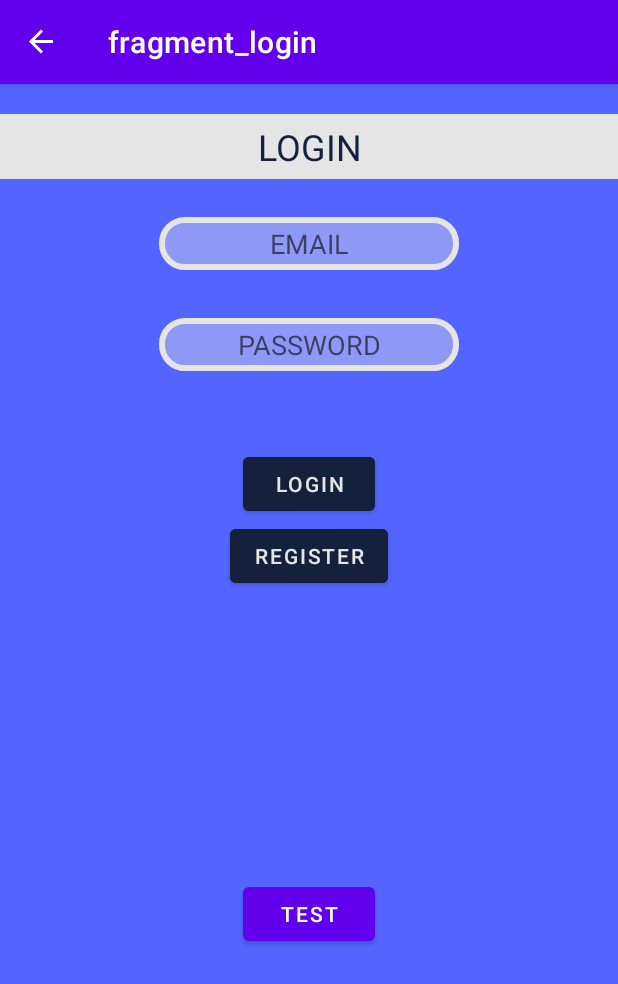
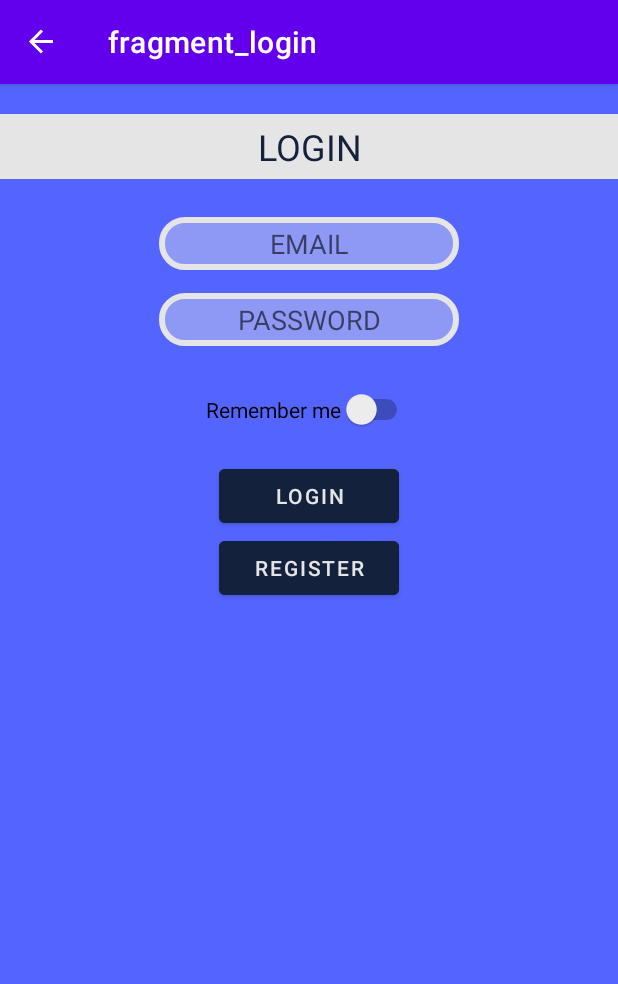
Before and after one commit to AlbertDarchiev/Project-MapsApp, an Android app: the screen it shows after launch (MainActivity), on a phone screen of 412 x 824 dp. Shown: the top 984 px of the screen. Run offline under Robolectric (Android 15) with nearby library versions, the phone set to English and light mode, and no system bars; our stand-ins replace Firebase (no records; nobody signed in at launch, a user with empty details on screens opened directly), navigation-ui.

Commit message:
saveLoggedUser

```diff
--- a/app/build.gradle
+++ b/app/build.gradle
@@ -39,6 +39,8 @@ android {
 }
 
 dependencies {
+    implementation 'com.google.android.gms:play-services-location:21.0.1'
+
     //FIREBASE STORAGE
     implementation platform('com.google.firebase:firebase-bom:29.1.0')
     implementation 'com.google.firebase:firebase-storage-ktx'
--- a/app/src/main/java/com/example/m08_mapsapp/view/LoginFragment.kt
+++ b/app/src/main/java/com/example/m08_mapsapp/view/LoginFragment.kt
@@ -2,24 +2,31 @@ package com.example.m08_mapsapp.view
 
 import android.content.ContentValues
 import android.content.ContentValues.TAG
+import android.content.Context
+import android.content.SharedPreferences
 import android.os.Bundle
+import android.provider.Settings.Global.putString
 import android.util.Log
 import androidx.fragment.app.Fragment
 import android.view.LayoutInflater
 import android.view.View
 import android.view.ViewGroup
 import android.widget.Toast
+import androidx.core.content.edit
 import androidx.drawerlayout.widget.DrawerLayout
 import androidx.drawerlayout.widget.DrawerLayout.LOCK_MODE_LOCKED_CLOSED
+import androidx.lifecycle.ViewModelProvider
 import androidx.navigation.fragment.findNavController
 import com.example.m08_mapsapp.R
 import com.example.m08_mapsapp.databinding.FragmentLoginBinding
+import com.example.m08_mapsapp.viewmodel.MapViewModel
 import com.google.firebase.auth.FirebaseAuth
 import com.google.firebase.firestore.FirebaseFirestore
 
 class LoginFragment : Fragment() {
     lateinit var binding: FragmentLoginBinding
-    private val db = FirebaseFirestore.getInstance()
+    lateinit var myPreferences: SharedPreferences
+    private lateinit var mapViewModel: MapViewModel
 
     companion object{
         var emailLogged = ""
@@ -31,27 +38,29 @@ class LoginFragment : Fragment() {
         // Inflate the layout for this fragment
         val drawerLayout = view?.findViewById<DrawerLayout>(R.id.drawer_layout)
         drawerLayout?.setDrawerLockMode(DrawerLayout.LOCK_MODE_LOCKED_CLOSED)
-
         activity?.onBackPressed()
-
-
+        myPreferences = requireActivity().getSharedPreferences("MySharedPreferences", Context.MODE_PRIVATE)
+        setupForm()
         return binding.root
     }
 
     override fun onViewCreated(view: View, savedInstanceState: Bundle?) {
+        mapViewModel = ViewModelProvider(requireActivity()).get(MapViewModel::class.java)
+        mapViewModel.logout = false
         super.onViewCreated(view, savedInstanceState)
+        binding.logButton.isEnabled = true
+        checkLoggedUser()
+        binding.logButton.setOnClickListener {
 
-            binding.logButton.isEnabled = true
-
-        binding.logButton.setOnClickListener {
         val email = binding.mailEText.text.toString()
         val password = binding.passEText.text.toString()
 
-        FirebaseAuth.getInstance().
+            FirebaseAuth.getInstance().
             signInWithEmailAndPassword(email, password)
             .addOnCompleteListener {
                 binding.logButton.isEnabled = false
                 if(it.isSuccessful){
+                    rememberUser(email, password, binding.rememberSwitch.isChecked)
                     emailLogged = it.result?.user?.email.toString()
                     Toast.makeText(activity, "WELCOME", Toast.LENGTH_SHORT).show()
                     findNavController().navigate(R.id.action_loginFragment_to_fragment_map)
@@ -62,28 +71,55 @@ class LoginFragment : Fragment() {
                 Toast.makeText(activity, "Error al iniciar sessió", Toast.LENGTH_SHORT).show()
                 Log.w(TAG, "Error login", e)
             }
+    }
+        binding.regButton.setOnClickListener {
+            findNavController().navigate(R.id.action_loginFragment_to_registerFragment)
+        }
+
+}
+    private fun checkLoggedUser() {
+        val email = myPreferences.getString("email", "")
+        val active = myPreferences.getBoolean("active", false)
+        if(active && mapViewModel.logout){
+            findNavController().navigate(R.id.action_loginFragment_to_fragment_map)
+        }
+    }
+
+    private fun setupForm() {
+        val email = myPreferences.getString("email", "")
+        val pass = myPreferences.getString("pass", "")
+        val remember = myPreferences.getBoolean("remember", false)
+        if (email != null) {
+            if(email.isNotEmpty()){
+                binding.mailEText.setText(email)
+                binding.passEText.setText(pass)
+                binding.rememberSwitch.isChecked = remember
+            }
+        }
+    }
+
+    private fun rememberUser(email: String, pass: String, remember: Boolean) {
+        if(remember){
+            myPreferences.edit {
+                putString("email", email)
+                putString("password", pass)
+                putBoolean("remember", remember)
+                putBoolean("active", remember)
+                apply()
+            }
+        }
+        else{
+            myPreferences.edit {
+                putString("email", "")
+                putString("password", "")
+                putBoolean("remember", remember)
+                putBoolean("active", remember)
+                apply()
+            }
+        }
+
 
 
 
     }
-        binding.regButton.setOnClickListener {
-            findNavController().navigate(R.id.action_loginFragment_to_registerFragment)
-        }
-        binding.add.setOnClickListener {
-            Toast.makeText(activity, "currentUser: $emailLogged", Toast.LENGTH_SHORT).show()
-            val documentReference = db.collection("test").document("asdasd")
-            val data = hashMapOf(
-                "name" to "testName",
-            )
-            documentReference.set(data)
-                .addOnSuccessListener {
-                    Toast.makeText(activity, "DocumentSnapshot successfully written!", Toast.LENGTH_SHORT).show()
-                }
-                .addOnFailureListener { e ->
-                    Toast.makeText(activity, "Error writing document", Toast.LENGTH_SHORT).show()
-                    Log.w(TAG, "Error writing document", e)
-                }
-        }
 }
-
-}
--- a/app/src/main/java/com/example/m08_mapsapp/viewmodel/MapViewModel.kt
+++ b/app/src/main/java/com/example/m08_mapsapp/viewmodel/MapViewModel.kt
@@ -9,6 +9,7 @@ class MapViewModel: ViewModel() {
     lateinit var imageFile : Uri
     var imageFileIsNotNull = false
     var imageFilename = ""
+    var logout = false
 
 
 
--- a/app/src/main/res/layout/fragment_login.xml
+++ b/app/src/main/res/layout/fragment_login.xml
@@ -4,95 +4,106 @@
     xmlns:tools="http://schemas.android.com/tools"
     android:layout_width="match_parent"
     android:layout_height="match_parent"
+    android:background="@color/blue1"
     tools:context=".view.LoginFragment"
-    android:background="@color/blue1">
+    tools:ignore="UseSwitchCompatOrMaterialXml">
 
 
     <TextView
-        android:textColor="@color/dark_blue"
         android:id="@+id/title"
-        android:gravity="center"
-        android:background="@color/gray"
-        android:padding="5dp"
         android:layout_width="match_parent"
         android:layout_height="wrap_content"
         android:layout_marginTop="20dp"
+        android:background="@color/gray"
+        android:gravity="center"
+        android:padding="5dp"
         android:text="LOGIN"
+        android:textColor="@color/dark_blue"
         android:textSize="24dp"
         app:layout_constraintEnd_toEndOf="parent"
         app:layout_constraintStart_toStartOf="parent"
         app:layout_constraintTop_toTopOf="parent" />
 
     <EditText
-        android:padding="5dp"
-        android:gravity="center"
-        android:background="@drawable/backround_text_input"
-        android:textColor="@color/dark_blue"
         android:id="@+id/mail_eText"
         android:layout_width="200dp"
         android:layout_height="wrap_content"
         android:layout_marginTop="25dp"
+        android:background="@drawable/backround_text_input"
+        android:gravity="center"
         android:hint="EMAIL"
+        android:padding="5dp"
+        android:textColor="@color/dark_blue"
         app:layout_constraintEnd_toEndOf="parent"
         app:layout_constraintStart_toStartOf="parent"
         app:layout_constraintTop_toBottomOf="@+id/title" />
 
     <EditText
-        android:padding="5dp"
-        android:textColor="@color/dark_blue"
-        android:gravity="center"
-        android:background="@drawable/backround_text_input"
+        android:layout_marginTop="15dp"
         android:id="@+id/pass_eText"
         android:layout_width="200dp"
         android:layout_height="wrap_content"
+        android:background="@drawable/backround_text_input"
+        android:gravity="center"
         android:hint="PASSWORD"
-        app:layout_constraintBottom_toTopOf="@+id/guideline2"
+        android:inputType="textPassword"
+        android:padding="5dp"
+        android:textColor="@color/dark_blue"
         app:layout_constraintEnd_toEndOf="parent"
         app:layout_constraintStart_toStartOf="parent"
-        app:layout_constraintTop_toBottomOf="@+id/mail_eText"
-        android:inputType="textPassword"/>
+        app:layout_constraintTop_toBottomOf="@+id/mail_eText" />
 
     <Button
+        android:id="@+id/log_button"
+        android:layout_width="120dp"
+
+        android:layout_height="wrap_content"
+        android:layout_marginTop="20dp"
+        android:backgroundTint="@color/dark_blue"
+        android:text="LOGIN"
         android:textColor="@color/gray"
-        android:backgroundTint="@color/dark_blue"
-
-        android:layout_marginTop="20dp"
-        android:id="@+id/log_button"
-        android:layout_width="wrap_content"
-        android:layout_height="wrap_content"
-        android:text="LOGIN"
         app:layout_constraintEnd_toEndOf="parent"
         app:layout_constraintStart_toStartOf="parent"
         app:layout_constraintTop_toTopOf="@+id/guideline2" />
 
     <Button
-        android:textColor="@color/gray"
         android:id="@+id/reg_button"
-        android:layout_width="wrap_content"
+        android:layout_width="120dp"
         android:layout_height="wrap_content"
         android:backgroundTint="@color/dark_blue"
         android:text="REGISTER"
+        android:textColor="@color/gray"
         app:layout_constraintEnd_toEndOf="parent"
         app:layout_constraintStart_toStartOf="parent"
         app:layout_constraintTop_toBottomOf="@+id/log_button" />
 
-
-    <Button
-        android:id="@+id/add"
-        android:layout_width="wrap_content"
-        android:layout_height="wrap_content"
-        android:text="test"
-        app:layout_constraintBottom_toBottomOf="parent"
-        app:layout_constraintEnd_toEndOf="parent"
-        app:layout_constraintStart_toStartOf="parent"
-        app:layout_constraintTop_toBottomOf="@+id/reg_button" />
 
     <androidx.constraintlayout.widget.Guideline
         android:id="@+id/guideline2"
         android:layout_width="wrap_content"
         android:layout_height="wrap_content"
         android:orientation="horizontal"
-        app:layout_constraintGuide_percent="0.29" />
+        app:layout_constraintGuide_percent="0.3" />
+
+    <Switch
+        android:id="@+id/remember_switch"
+        android:layout_width="wrap_content"
+        android:layout_height="wrap_content"
+        android:text="Remember me"
+        app:layout_constraintBottom_toTopOf="@+id/guideline2"
+        app:layout_constraintEnd_toEndOf="parent"
+        app:layout_constraintStart_toStartOf="parent" />
+
+    <ImageView
+        android:id="@+id/imageView2"
+        android:layout_width="match_parent"
+        android:layout_height="400dp"
+        android:scaleType="fitStart"
+        app:layout_constraintBottom_toBottomOf="parent"
+        app:layout_constraintEnd_toEndOf="parent"
+        app:layout_constraintHorizontal_bias="1.0"
+        app:layout_constraintStart_toStartOf="parent"
+        tools:src="@drawable/wordimage" />
 
 
 </androidx.constraintlayout.widget.ConstraintLayout>
```
Also changed, not shown: app/src/main/res/drawable/mapimage.png (added), app/src/main/res/drawable/wordimage.png (added).
